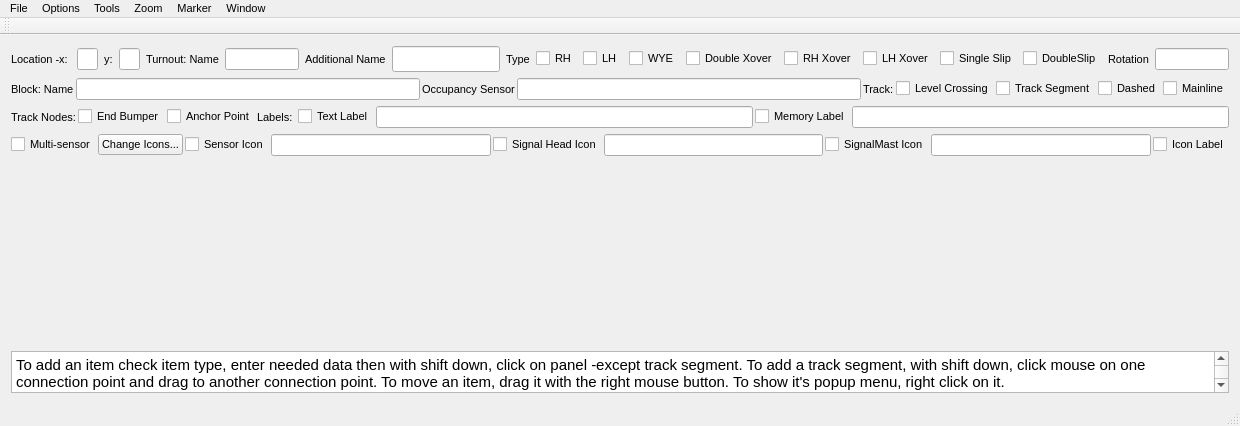
Old version of the form LayoutEditor/layouteditor.ui in the repository allenck/DecoderPro_app.
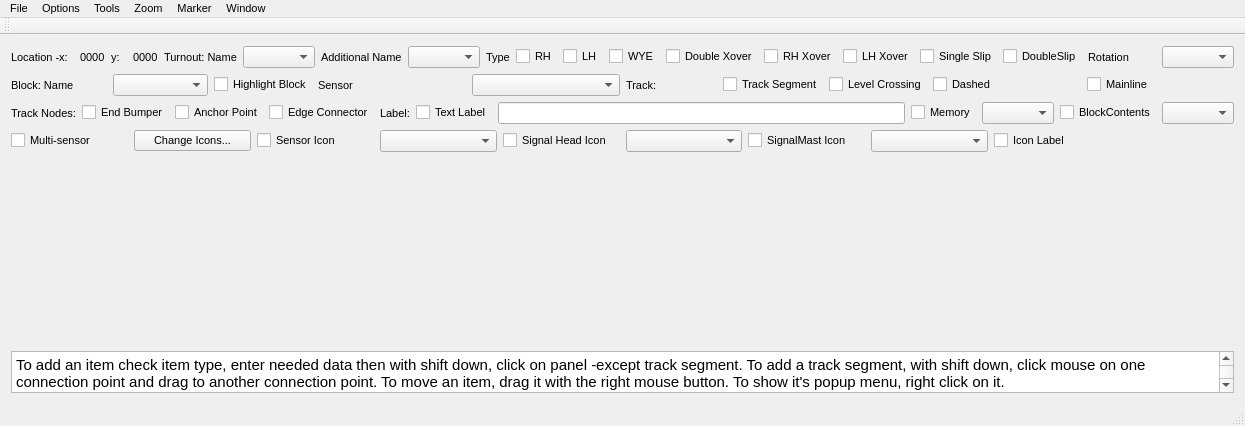
New version of the form. Custom widgets are drawn as their Qt base class.

Patch:
```diff
--- a/LayoutEditor/layouteditor.ui
+++ b/LayoutEditor/layouteditor.ui
@@ -6,7 +6,7 @@
    <rect>
     <x>0</x>
     <y>0</y>
-    <width>1240</width>
+    <width>1245</width>
     <height>426</height>
    </rect>
   </property>
@@ -21,33 +21,20 @@
   <widget class="QWidget" name="centralWidget">
    <layout class="QVBoxLayout" name="verticalLayout">
     <item>
-     <layout class="QHBoxLayout" name="horizontalLayout">
+     <layout class="QHBoxLayout" name="horizontalLayout_18">
+      <item>
+       <layout class="QHBoxLayout" name="horizontalLayout_12">
       <item>
        <widget class="QLabel" name="label">
         <property name="text">
-         <string>Location -x: </string>
+           <string>Location -x:  </string>
         </property>
        </widget>
       </item>
       <item>
-       <widget class="QLineEdit" name="xLabel">
-        <property name="minimumSize">
-         <size>
-          <width>0</width>
-          <height>0</height>
-         </size>
-        </property>
-        <property name="maximumSize">
-         <size>
-          <width>50</width>
-          <height>16777215</height>
-         </size>
-        </property>
-        <property name="maxLength">
-         <number>5</number>
-        </property>
-        <property name="readOnly">
-         <bool>true</bool>
+         <widget class="QLabel" name="xLabel">
+          <property name="text">
+           <string>0000</string>
         </property>
        </widget>
       </item>
@@ -59,47 +46,46 @@
        </widget>
       </item>
       <item>
-       <widget class="QLineEdit" name="yLabel">
-        <property name="maximumSize">
-         <size>
-          <width>50</width>
-          <height>16777215</height>
-         </size>
-        </property>
-        <property name="maxLength">
-         <number>5</number>
-        </property>
-        <property name="readOnly">
-         <bool>true</bool>
+         <widget class="QLabel" name="yLabel">
+          <property name="text">
+           <string>0000</string>
         </property>
        </widget>
       </item>
+       </layout>
+      </item>
       <item>
-       <widget class="QLabel" name="label_3">
+       <layout class="QHBoxLayout" name="horizontalLayout">
+        <item>
+         <widget class="QLabel" name="turnoutNameLabel">
         <property name="text">
          <string>Turnout: Name</string>
         </property>
        </widget>
       </item>
       <item>
-       <widget class="QLineEdit" name="edTurnoutName"/>
-      </item>
+         <widget class="JmriBeanComboBox" name="turnoutNameComboBox"/>
+        </item>
+       </layout>
+      </item>
       <item>
-       <widget class="QLabel" name="label_11">
+       <layout class="QHBoxLayout" name="horizontalLayout_13">
+        <item>
+         <widget class="QLabel" name="extraTurnoutLabel">
         <property name="text">
          <string>Additional Name</string>
         </property>
        </widget>
       </item>
       <item>
-       <widget class="QLineEdit" name="edExtraName">
-        <property name="font">
-         <font>
-          <pointsize>11</pointsize>
-         </font>
-        </property>
-       </widget>
-      </item>
+         <widget class="JmriBeanComboBox" name="extraTurnoutNameComboBox"/>
+        </item>
+       </layout>
+      </item>
+      <item>
+       <layout class="QHBoxLayout" name="horizontalLayout_15">
+        <item>
+         <layout class="QHBoxLayout" name="horizontalLayout_14">
       <item>
        <widget class="QLabel" name="label_4">
         <property name="text">
@@ -108,61 +94,71 @@
        </widget>
       </item>
       <item>
-       <widget class="QCheckBox" name="chkRH">
+           <widget class="QCheckBox" name="turnoutRHButton">
         <property name="text">
          <string>RH</string>
         </property>
        </widget>
       </item>
       <item>
-       <widget class="QCheckBox" name="chkLH">
+           <widget class="QCheckBox" name="turnoutLHButton">
         <property name="text">
          <string>LH</string>
         </property>
        </widget>
       </item>
       <item>
-       <widget class="QCheckBox" name="chkWYE">
+           <widget class="QCheckBox" name="turnoutWYEButton">
         <property name="text">
          <string>WYE</string>
         </property>
        </widget>
       </item>
+         </layout>
+        </item>
       <item>
-       <widget class="QCheckBox" name="chkDoubleXover">
+         <widget class="QCheckBox" name="doubleXoverButton">
         <property name="text">
          <string>Double Xover</string>
         </property>
        </widget>
       </item>
       <item>
-       <widget class="QCheckBox" name="chkRHXover">
+         <widget class="QCheckBox" name="rhXoverButton">
         <property name="text">
          <string>RH Xover</string>
         </property>
        </widget>
       </item>
       <item>
-       <widget class="QCheckBox" name="chkLHXover">
+         <widget class="QCheckBox" name="lhXoverButton">
         <property name="text">
          <string>LH Xover</string>
         </property>
        </widget>
       </item>
+       </layout>
+      </item>
       <item>
-       <widget class="QCheckBox" name="chkSingleSlip">
+       <layout class="QHBoxLayout" name="horizontalLayout_16">
+        <item>
+         <widget class="QCheckBox" name="layoutSingleSlipButton">
         <property name="text">
          <string>Single Slip</string>
         </property>
        </widget>
       </item>
       <item>
-       <widget class="QCheckBox" name="chkDoubleSlip">
+         <widget class="QCheckBox" name="layoutDoubleSlipButton">
         <property name="text">
          <string>DoubleSlip</string>
         </property>
        </widget>
       </item>
+       </layout>
+      </item>
+      <item>
+       <layout class="QHBoxLayout" name="horizontalLayout_17">
       <item>
        <widget class="QLabel" name="label_5">
         <property name="text">
@@ -171,39 +167,51 @@
        </widget>
       </item>
       <item>
-       <widget class="QLineEdit" name="edRotation">
-        <property name="inputMethodHints">
-         <set>Qt::ImhFormattedNumbersOnly</set>
-        </property>
-       </widget>
+         <widget class="QComboBox" name="rotationComboBox"/>
       </item>
      </layout>
     </item>
+     </layout>
+    </item>
+    <item>
+     <layout class="QHBoxLayout" name="horizontalLayout_11">
     <item>
      <layout class="QHBoxLayout" name="horizontalLayout_2">
-      <property name="spacing">
-       <number>2</number>
-      </property>
       <item>
-       <widget class="QLabel" name="label_6">
+         <widget class="QLabel" name="blockNameLabel">
         <property name="text">
          <string>Block: Name</string>
         </property>
        </widget>
       </item>
       <item>
-       <widget class="QLineEdit" name="edBlockName"/>
+         <widget class="JmriBeanComboBox" name="blockIDComboBox"/>
       </item>
       <item>
-       <widget class="QLabel" name="label_7">
+         <widget class="QCheckBox" name="highlightBlockCheckBox">
         <property name="text">
-         <string>Occupancy Sensor</string>
+           <string>Highlight Block</string>
         </property>
        </widget>
       </item>
+       </layout>
+      </item>
       <item>
-       <widget class="QLineEdit" name="edOccupancySensor"/>
-      </item>
+       <layout class="QHBoxLayout" name="horizontalLayout_5">
+        <item>
+         <widget class="QLabel" name="blockSensorNameLabel">
+          <property name="text">
+           <string>Sensor</string>
+          </property>
+         </widget>
+        </item>
+        <item>
+         <widget class="JmriBeanComboBox" name="blockSensorComboBox"/>
+        </item>
+       </layout>
+      </item>
+      <item>
+       <layout class="QHBoxLayout" name="trackGroup2">
       <item>
        <widget class="QLabel" name="label_8">
         <property name="text">
@@ -212,20 +220,24 @@
        </widget>
       </item>
       <item>
-       <widget class="QCheckBox" name="chkLevelCrossing">
-        <property name="text">
-         <string>Level Crossing</string>
-        </property>
-       </widget>
-      </item>
-      <item>
-       <widget class="QCheckBox" name="chkTrackSegment">
+         <widget class="QCheckBox" name="trackButton">
         <property name="text">
          <string>Track Segment</string>
         </property>
        </widget>
       </item>
       <item>
+         <widget class="QCheckBox" name="levelXingButton">
+          <property name="text">
+           <string>Level Crossing</string>
+          </property>
+         </widget>
+        </item>
+       </layout>
+      </item>
+      <item>
+       <layout class="QHBoxLayout" name="trackSegmentPropertiesPanel">
+        <item>
        <widget class="QCheckBox" name="chkDashed">
         <property name="text">
          <string>Dashed</string>
@@ -241,13 +253,14 @@
       </item>
      </layout>
     </item>
+     </layout>
+    </item>
     <item>
      <layout class="QHBoxLayout" name="horizontalLayout_3">
-      <property name="spacing">
-       <number>2</number>
-      </property>
       <item>
-       <widget class="QLabel" name="label_9">
+       <layout class="QHBoxLayout" name="trackgroup1">
+        <item>
+         <widget class="QLabel" name="label_6">
         <property name="text">
          <string>Track Nodes:</string>
         </property>
@@ -268,39 +281,75 @@
        </widget>
       </item>
       <item>
-       <widget class="QLabel" name="label_10">
+         <widget class="QCheckBox" name="edgeButton">
+          <property name="toolTip">
+           <string>&lt;html&gt;&lt;head/&gt;&lt;body&gt;&lt;p&gt;Select to add an edge connector track node when next clicking with shift down.&lt;/p&gt;&lt;/body&gt;&lt;/html&gt;</string>
+          </property>
         <property name="text">
-         <string>Labels: </string>
+           <string>Edge Connector</string>
         </property>
        </widget>
       </item>
+       </layout>
+      </item>
       <item>
-       <widget class="QCheckBox" name="chkTextLabel">
+       <layout class="QHBoxLayout" name="labelGroup1">
+        <item>
+         <widget class="QLabel" name="label_7">
+          <property name="text">
+           <string>Label:</string>
+          </property>
+         </widget>
+        </item>
+        <item>
+         <widget class="QCheckBox" name="textLabelButton">
+          <property name="toolTip">
+           <string>&lt;html&gt;&lt;head/&gt;&lt;body&gt;&lt;p&gt;Select to add a label with the entered text when next clicking with shift down.&lt;/p&gt;&lt;/body&gt;&lt;/html&gt;</string>
+          </property>
         <property name="text">
          <string>Text Label</string>
         </property>
        </widget>
       </item>
       <item>
-       <widget class="QLineEdit" name="edTextLabel"/>
-      </item>
+         <widget class="QLineEdit" name="textLabelTextField"/>
+        </item>
+       </layout>
+      </item>
       <item>
-       <widget class="QCheckBox" name="chkMemoryLabel">
+       <layout class="QHBoxLayout" name="horizontalLayout_7">
+        <item>
+         <widget class="QCheckBox" name="memoryButton">
         <property name="text">
-         <string>Memory Label</string>
+           <string>Memory</string>
         </property>
        </widget>
       </item>
       <item>
-       <widget class="QLineEdit" name="edMemoryLabel"/>
+         <widget class="JmriBeanComboBox" name="textMemoryComboBox"/>
       </item>
      </layout>
     </item>
+      <item>
+       <widget class="QCheckBox" name="blockContentsButton">
+        <property name="text">
+         <string>BlockContents</string>
+        </property>
+       </widget>
+      </item>
+      <item>
+       <widget class="JmriBeanComboBox" name="blockContentsComboBox">
+        <property name="toolTip">
+         <string>&lt;html&gt;&lt;head/&gt;&lt;body&gt;&lt;p&gt;Select to add a Block label when next clicking with shift down.&lt;/p&gt;&lt;/body&gt;&lt;/html&gt;</string>
+        </property>
+       </widget>
+      </item>
+     </layout>
+    </item>
+    <item>
+     <layout class="QHBoxLayout" name="horizontalLayout_10">
     <item>
      <layout class="QHBoxLayout" name="horizontalLayout_4">
-      <property name="spacing">
-       <number>2</number>
-      </property>
       <item>
        <widget class="QCheckBox" name="chkMultisensor">
         <property name="text">
@@ -318,42 +367,52 @@
         </property>
        </widget>
       </item>
+       </layout>
+      </item>
       <item>
-       <widget class="QCheckBox" name="chkSensorIcon">
+       <layout class="QHBoxLayout" name="horizontalLayout_6">
+        <item>
+         <widget class="QCheckBox" name="sensorButton">
         <property name="text">
          <string>Sensor Icon</string>
         </property>
        </widget>
       </item>
       <item>
-       <widget class="QLineEdit" name="edSensorIcon"/>
-      </item>
+         <widget class="JmriBeanComboBox" name="sensorComboBox"/>
+        </item>
+       </layout>
+      </item>
       <item>
-       <widget class="QCheckBox" name="chkSignalHeadIcon">
+       <layout class="QHBoxLayout" name="horizontalLayout_8">
+        <item>
+         <widget class="QCheckBox" name="signalButton">
         <property name="text">
          <string>Signal Head Icon</string>
         </property>
        </widget>
       </item>
       <item>
-       <widget class="QLineEdit" name="edSignalHeadIcon"/>
-      </item>
+         <widget class="JmriBeanComboBox" name="signalHeadComboBox"/>
+        </item>
+       </layout>
+      </item>
       <item>
-       <widget class="QCheckBox" name="chkSignalMastIcon">
+       <layout class="QHBoxLayout" name="horizontalLayout_9">
+        <item>
+         <widget class="QCheckBox" name="signalMastButton">
         <property name="text">
          <string>SignalMast Icon</string>
         </property>
        </widget>
       </item>
       <item>
-       <widget class="QLineEdit" name="edSignalMastIcon">
-        <property name="toolTip">
-         <string>&lt;html&gt;&lt;head/&gt;&lt;body&gt;&lt;p&gt;Select to add a signal mast icon when next clicking with shift down.&lt;/p&gt;&lt;/body&gt;&lt;/html&gt;</string>
-        </property>
-       </widget>
+         <widget class="JmriBeanComboBox" name="signalMastComboBox"/>
+        </item>
+       </layout>
       </item>
       <item>
-       <widget class="QCheckBox" name="chkIconLabel">
+       <widget class="QCheckBox" name="iconLabelButton">
         <property name="text">
          <string>Icon Label</string>
         </property>
@@ -394,7 +453,7 @@
     <rect>
      <x>0</x>
      <y>0</y>
-     <width>1240</width>
+     <width>1245</width>
      <height>19</height>
     </rect>
    </property>
@@ -888,6 +947,13 @@
   </action>
  </widget>
  <layoutdefault spacing="6" margin="11"/>
+ <customwidgets>
+  <customwidget>
+   <class>JmriBeanComboBox</class>
+   <extends>QComboBox</extends>
+   <header location="global">jmribeancombobox.h</header>
+  </customwidget>
+ </customwidgets>
  <resources/>
  <connections/>
 </ui>
```
Left out of the diff: 39 changed lines with no effect on the pictures. Lines whose indentation alone changed are shown as unchanged.
